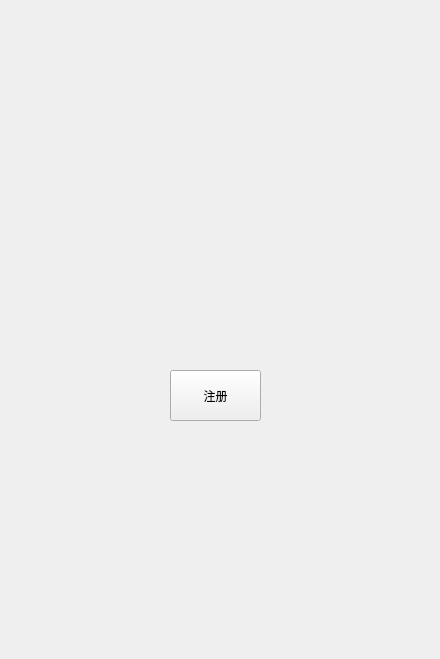
Qt form registerwidget.ui (channile/LibrarySystem) before a commit.
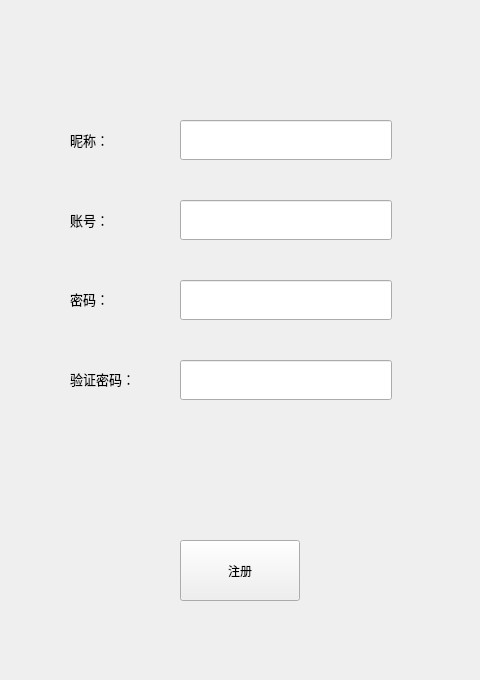
The same form after that commit.

```diff
--- a/registerwidget.ui
+++ b/registerwidget.ui
@@ -6,8 +6,8 @@
    <rect>
     <x>0</x>
     <y>0</y>
-    <width>440</width>
-    <height>659</height>
+    <width>480</width>
+    <height>680</height>
    </rect>
   </property>
   <property name="windowTitle">
@@ -16,16 +16,152 @@
   <widget class="QPushButton" name="pushButton">
    <property name="geometry">
     <rect>
-     <x>170</x>
-     <y>370</y>
-     <width>91</width>
-     <height>51</height>
+     <x>180</x>
+     <y>540</y>
+     <width>120</width>
+     <height>61</height>
     </rect>
    </property>
    <property name="text">
     <string>注册</string>
    </property>
   </widget>
+  <widget class="QLabel" name="label">
+   <property name="geometry">
+    <rect>
+     <x>70</x>
+     <y>130</y>
+     <width>88</width>
+     <height>20</height>
+    </rect>
+   </property>
+   <property name="font">
+    <font>
+     <pointsize>10</pointsize>
+    </font>
+   </property>
+   <property name="text">
+    <string>昵称：</string>
+   </property>
+  </widget>
+  <widget class="QLineEdit" name="lineEdit">
+   <property name="geometry">
+    <rect>
+     <x>180</x>
+     <y>120</y>
+     <width>212</width>
+     <height>40</height>
+    </rect>
+   </property>
+   <property name="minimumSize">
+    <size>
+     <width>88</width>
+     <height>40</height>
+    </size>
+   </property>
+  </widget>
+  <widget class="QLabel" name="label_2">
+   <property name="geometry">
+    <rect>
+     <x>70</x>
+     <y>210</y>
+     <width>88</width>
+     <height>20</height>
+    </rect>
+   </property>
+   <property name="font">
+    <font>
+     <pointsize>10</pointsize>
+    </font>
+   </property>
+   <property name="text">
+    <string>账号：</string>
+   </property>
+  </widget>
+  <widget class="QLineEdit" name="lineEdit_2">
+   <property name="geometry">
+    <rect>
+     <x>180</x>
+     <y>200</y>
+     <width>212</width>
+     <height>40</height>
+    </rect>
+   </property>
+   <property name="minimumSize">
+    <size>
+     <width>88</width>
+     <height>40</height>
+    </size>
+   </property>
+  </widget>
+  <widget class="QLabel" name="label_3">
+   <property name="geometry">
+    <rect>
+     <x>70</x>
+     <y>290</y>
+     <width>51</width>
+     <height>17</height>
+    </rect>
+   </property>
+   <property name="font">
+    <font>
+     <pointsize>10</pointsize>
+    </font>
+   </property>
+   <property name="text">
+    <string>密码：</string>
+   </property>
+  </widget>
+  <widget class="QLineEdit" name="lineEdit_3">
+   <property name="geometry">
+    <rect>
+     <x>180</x>
+     <y>280</y>
+     <width>212</width>
+     <height>40</height>
+    </rect>
+   </property>
+   <property name="minimumSize">
+    <size>
+     <width>88</width>
+     <height>40</height>
+    </size>
+   </property>
+  </widget>
+  <widget class="QLineEdit" name="lineEdit_4">
+   <property name="geometry">
+    <rect>
+     <x>180</x>
+     <y>360</y>
+     <width>212</width>
+     <height>40</height>
+    </rect>
+   </property>
+   <property name="minimumSize">
+    <size>
+     <width>88</width>
+     <height>40</height>
+    </size>
+   </property>
+  </widget>
+  <widget class="QLabel" name="label_4">
+   <property name="geometry">
+    <rect>
+     <x>70</x>
+     <y>370</y>
+     <width>85</width>
+     <height>17</height>
+    </rect>
+   </property>
+   <property name="font">
+    <font>
+     <pointsize>10</pointsize>
+    </font>
+   </property>
+   <property name="text">
+    <string>验证密码：</string>
+   </property>
+  </widget>
  </widget>
  <resources/>
  <connections/>
```
